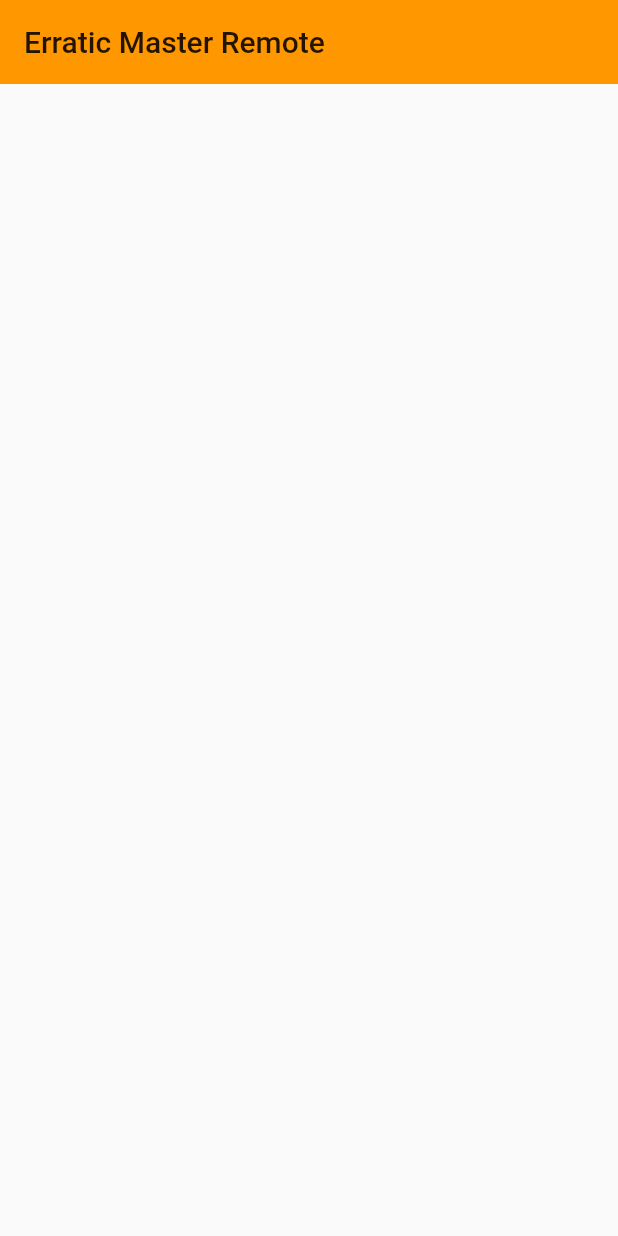
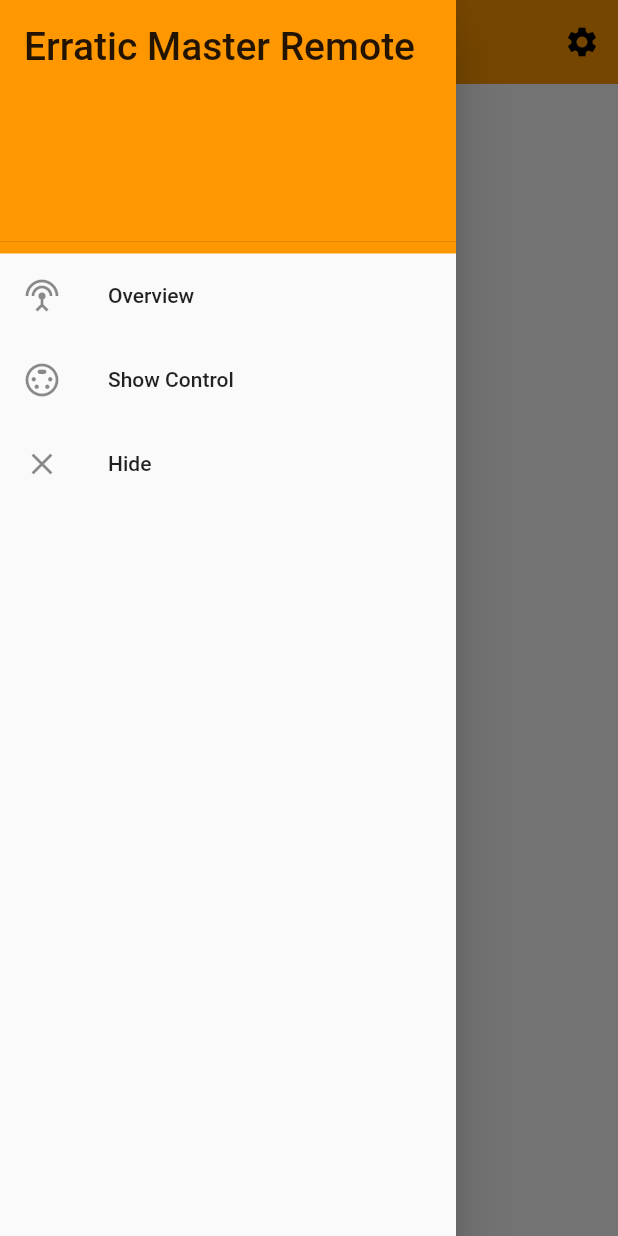
Before and after one commit to MacFurax/flutter_test_drawer, a Flutter app: the screen it shows after launch, with the side drawer open (before the commit the screen has no drawer), on a phone screen of 412 x 824 dp. Run offline on Flutter 3.47's test engine with Material 2 defaults, Android fonts, the phone set to English and light mode, and no system bars.

Commit message:
Add drawer with items, settings button

```diff
--- a/lib/main.dart
+++ b/lib/main.dart
@@ -22,6 +22,54 @@ class HomePage extends StatelessWidget{
      appBar: new AppBar(
       title: new Text('Erratic Master Remote'),
       elevation: 0.0,
+      actions: <Widget>[
+        new IconButton(
+          icon: new Icon(Icons.settings),
+          onPressed: (){
+            print('got to settings page');
+          },
+        ),
+      ],
+     ),
+     drawer: new Drawer(
+       child:new ListView(
+         children: <Widget>[
+           new Container(
+             color: Colors.orange,
+              child : new DrawerHeader(
+                child : new Text('Erratic Master Remote',
+                                  style: TextStyle(fontSize: 26.0),
+                                ),
+              ),
+           ),
+           new ListTile(
+             title: new Text('Overview'),
+             leading: new Icon(Icons.settings_input_antenna),
+             onTap: (){
+               print('Show Status page');
+             },
+           ),
+           new ListTile(
+             title: new Text('Show Control'),
+             leading: new Icon(Icons.settings_input_svideo),
+             onTap: (){
+               print('Show Show control page');
+             },
+           ),
+           new ListTile(
+             title: new Text('Hide'),
+             leading: new Icon(Icons.close),
+             onTap: (){
+               Navigator.of(context).pop();
+             },
+           ),
+         ],
+       ),
+     ),
+     body: new Container(
+       child: new Center(
+         child: new Text("Home Page"),
+       ),
      ),
    ) ;
   }
```
